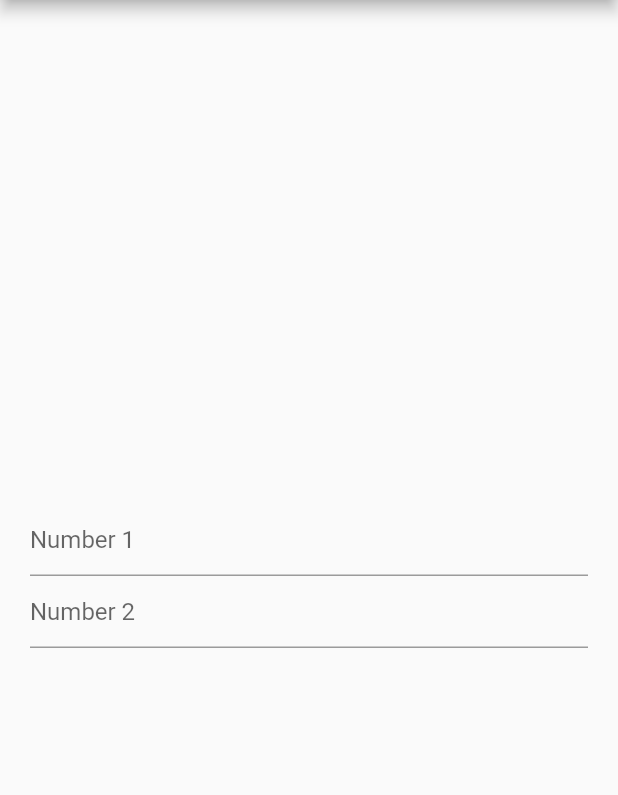
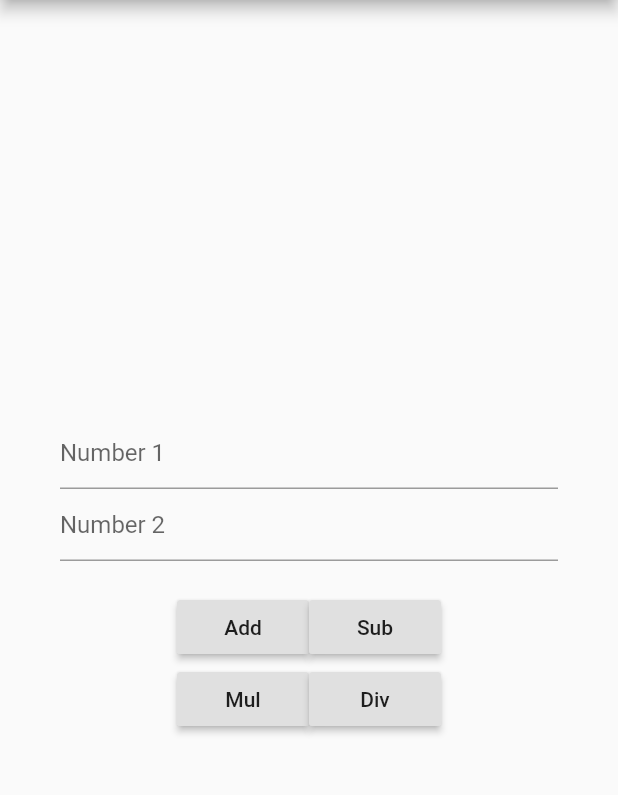
Before and after one commit to vaibhavbisht06/Calculator-Flutter, a Flutter app: the screen it shows after launch, on a phone screen of 412 x 824 dp, the part 84-879 px from its top. Run offline on Flutter 3.47's test engine with Material 2 defaults, Android fonts, the phone set to English and light mode, and no system bars.

Commit message:
Basic Structure But with non functional button

```diff
--- a/calculator/lib/home_page.dart
+++ b/calculator/lib/home_page.dart
@@ -13,7 +13,7 @@ class _HomePageState extends State<HomePage> {
         title: new Text("Calculator"),
       ),
       body: new Container(
-        padding: EdgeInsets.all(20.0),
+        padding: EdgeInsets.all(40.0),
         child: new Column(
           mainAxisAlignment: MainAxisAlignment.center,
           children: <Widget>[
@@ -25,9 +25,32 @@ class _HomePageState extends State<HomePage> {
             ),
             new TextField(
               keyboardType: TextInputType.number,
-              decoration: new InputDecoration(
-                  hintText: "Number 2"
-              ),
+              decoration: new InputDecoration(hintText: "Number 2"),
+            ),
+            new Padding(padding: const EdgeInsets.only(top: 20.0),),
+            new Row(
+              mainAxisAlignment: MainAxisAlignment.center,
+              children: <Widget>[
+                new RaisedButton(
+                  child: new Text("Add"),
+                  onPressed: (){} ,
+                ),new RaisedButton(
+                  child: new Text("Sub"),
+                  onPressed: (){} ,
+                )
+              ],
+            ),
+            new Row(
+              mainAxisAlignment: MainAxisAlignment.center,
+              children: <Widget>[
+                new RaisedButton(
+                  child: new Text("Mul"),
+                  onPressed: (){} ,
+                ),new RaisedButton(
+                  child: new Text("Div"),
+                  onPressed: (){} ,
+                )
+              ],
             )
           ],
         )
```
